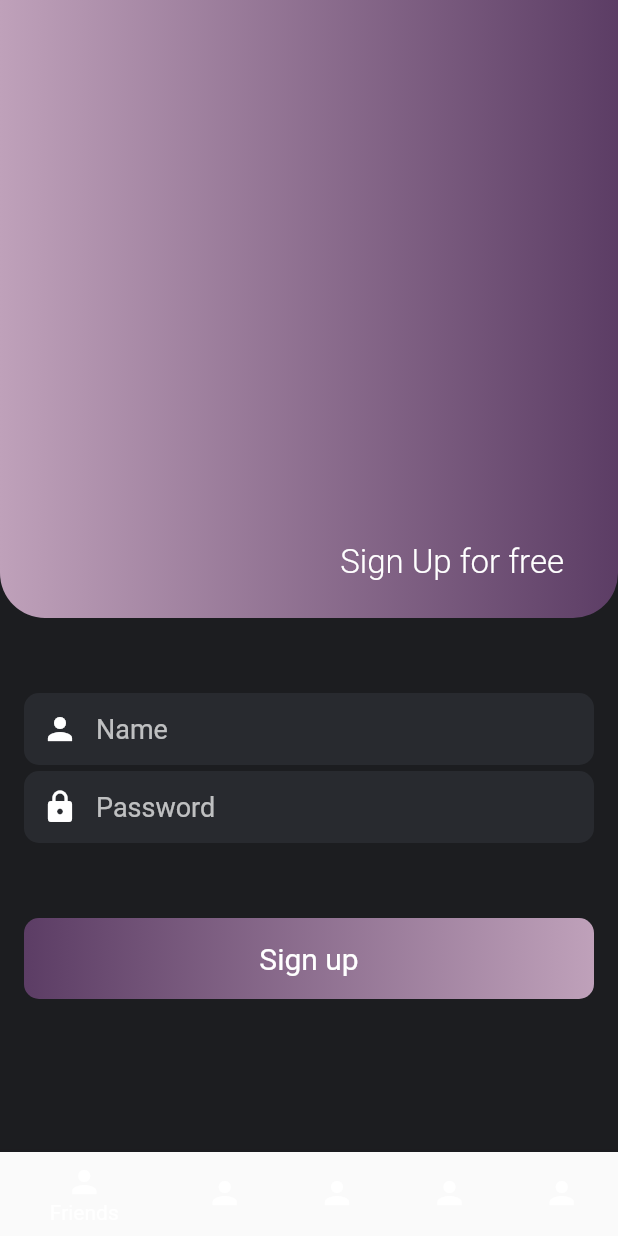
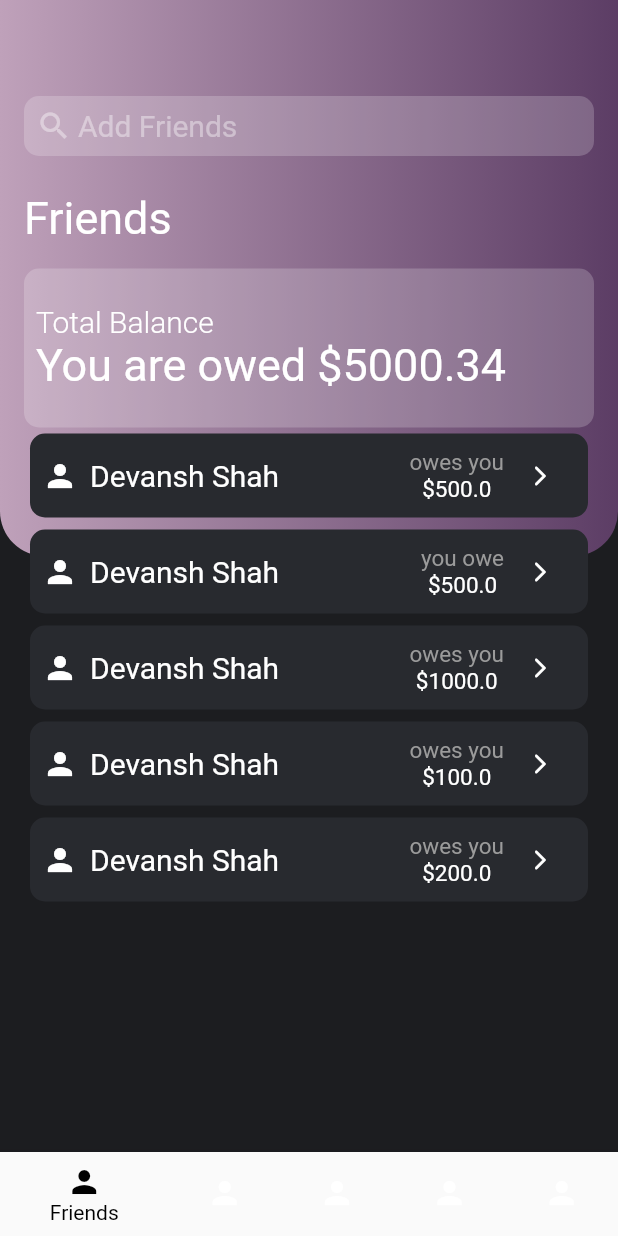
Before and after one commit to dhruv-js/defi_app, a Flutter app: the screen it shows after launch, on a phone screen of 412 x 824 dp. Run offline on Flutter 3.47's test engine with Material 2 defaults, Android fonts, the light colour scheme and no system bars; drawn by our look-alikes of reactive_forms.

Commit message:
added friends screen, groups screen, helper widgets

```diff
--- /dev/null
+++ b/lib/view/screen/friends.dart
@@ -0,0 +1,95 @@
+import 'package:defi_app/res/colors.dart';
+import 'package:defi_app/view/widget/card_list_view_builder.dart';
+import 'package:defi_app/view/widget/friends_card.dart';
+import 'package:defi_app/view/widget/gradient_background.dart';
+import 'package:defi_app/view/widget/total_balance_card.dart';
+import 'package:flutter/material.dart';
+
+import '../widget/search_box.dart';
+
+class FriendsScreen extends StatelessWidget {
+  const FriendsScreen({super.key});
+
+  @override
+  Widget build(BuildContext context) {
+    return Scaffold(
+      resizeToAvoidBottomInset: false,
+      backgroundColor: bgColor,
+      body: Stack(
+        children: [
+          const GradientContainer(
+            heightRatio: 0.45,
+          ),
+          Padding(
+            padding: const EdgeInsets.symmetric(horizontal: 16.0),
+            child: Column(
+              crossAxisAlignment: CrossAxisAlignment.start,
+              children: [
+                const Padding(
+                  padding: EdgeInsets.only(top: 64.0, bottom: 8.0),
+                  child: SearchBox(),
+                ),
+                const Padding(
+                  padding: EdgeInsets.symmetric(vertical: 16.0),
+                  child: Text(
+                    'Friends',
+                    textAlign: TextAlign.left,
+                    style: TextStyle(
+                        color: Colors.white,
+                        fontSize: 30,
+                        fontWeight: FontWeight.w400),
+                  ),
+                ),
+                const TotalBalanceCard(
+                  amount: 5000.34,
+                ),
+                CardListViewBuilder(widgets: [
+                  FriendsCard(
+                      amount: 500,
+                      userIcon: const Icon(
+                        Icons.person,
+                        color: Colors.white,
+                      ),
+                      userName: 'Devansh Shah',
+                      callback: () {}),
+                  FriendsCard(
+                      amount: -500,
+                      userIcon: const Icon(
+                        Icons.person,
+                        color: Colors.white,
+                      ),
+                      userName: 'Devansh Shah',
+                      callback: () {}),
+                  FriendsCard(
+                      amount: 1000,
+                      userIcon: const Icon(
+                        Icons.person,
+                        color: Colors.white,
+                      ),
+                      userName: 'Devansh Shah',
+                      callback: () {}),
+                  FriendsCard(
+                      amount: 100,
+                      userIcon: const Icon(
+                        Icons.person,
+                        color: Colors.white,
+                      ),
+                      userName: 'Devansh Shah',
+                      callback: () {}),
+                  FriendsCard(
+                      amount: 200,
+                      userIcon: const Icon(
+                        Icons.person,
+                        color: Colors.white,
+                      ),
+                      userName: 'Devansh Shah',
+                      callback: () {}),
+                ]),
+              ],
+            ),
+          )
+        ],
+      ),
+    );
+  }
+}
--- /dev/null
+++ b/lib/view/screen/groups.dart
@@ -0,0 +1,10 @@
+import 'package:flutter/material.dart';
+
+class GroupsScreen extends StatelessWidget {
+  const GroupsScreen({super.key});
+
+  @override
+  Widget build(BuildContext context) {
+    return Container();
+  }
+}
--- a/lib/view/screen/home.dart
+++ b/lib/view/screen/home.dart
@@ -1,3 +1,5 @@
+import 'package:defi_app/view/screen/friends.dart';
+import 'package:defi_app/view/screen/groups.dart';
 import 'package:defi_app/view/screen/login.dart';
 import 'package:flutter/material.dart';
 
@@ -13,8 +15,8 @@ class HomeScreen extends StatefulWidget {
 class _HomeScreenState extends State<HomeScreen> {
   int _currentIndex = 0;
   final List _screens = [
-    LoginScreen(),
-    LoginScreen(),
+    const FriendsScreen(),
+    const GroupsScreen(),
     LoginScreen(),
     LoginScreen(),
     LoginScreen()
@@ -35,16 +37,17 @@ class _HomeScreenState extends State<HomeScreen> {
       bottomNavigationBar: BottomNavigationBar(
           elevation: 5,
           backgroundColor: Colors.black,
+          fixedColor: Colors.black,
           currentIndex: _currentIndex,
           onTap: _updateIndex,
           items: const [
             BottomNavigationBarItem(
               label: 'Friends',
-              icon: Icon(color: Colors.white, Icons.person),
+              icon: Icon(Icons.person),
             ),
             BottomNavigationBarItem(
               label: 'Groups',
-              icon: Icon(color: Colors.white, Icons.person),
+              icon: Icon(Icons.person),
             ),
             BottomNavigationBarItem(
               label: 'Add Expense',
@@ -52,11 +55,11 @@ class _HomeScreenState extends State<HomeScreen> {
             ),
             BottomNavigationBarItem(
               label: 'Activity',
-              icon: Icon(color: Colors.white, Icons.person),
+              icon: Icon(Icons.person),
             ),
             BottomNavigationBarItem(
               label: 'Account',
-              icon: Icon(color: Colors.white, Icons.person),
+              icon: Icon(Icons.person),
             ),
           ]),
     );
--- /dev/null
+++ b/lib/view/widget/card_list_view_builder.dart
@@ -0,0 +1,17 @@
+import 'package:flutter/material.dart';
+
+class CardListViewBuilder extends StatelessWidget {
+  const CardListViewBuilder({super.key, required this.widgets});
+
+  final List<Widget> widgets;
+
+  @override
+  Widget build(BuildContext context) {
+    return ListView.builder(
+        shrinkWrap: true,
+        itemBuilder: (BuildContext context, int index) {
+          return widgets[index];
+        },
+        itemCount: widgets.length);
+  }
+}
--- /dev/null
+++ b/lib/view/widget/friends_card.dart
@@ -0,0 +1,58 @@
+import 'package:flutter/material.dart';
+
+class FriendsCard extends StatelessWidget {
+  const FriendsCard({
+    super.key,
+    required this.amount,
+    required this.userIcon,
+    required this.userName,
+    required this.callback,
+  });
+
+  final Icon userIcon;
+  final String userName;
+  final VoidCallback callback;
+  final double amount;
+
+  @override
+  Widget build(BuildContext context) {
+    return Card(
+      color: const Color(0xff282A2F),
+      elevation: 0,
+      shape: RoundedRectangleBorder(borderRadius: BorderRadius.circular(10)),
+      child: Padding(
+        padding: const EdgeInsets.symmetric(horizontal: 8.0, vertical: 4.0),
+        child: Row(children: [
+          userIcon,
+          Padding(
+            padding: const EdgeInsets.only(left: 8.0),
+            child: Text(
+              userName,
+              style: const TextStyle(color: Colors.white, fontSize: 20),
+            ),
+          ),
+          const Spacer(),
+          Column(
+            children: [
+              Text(
+                amount > 0 ? 'owes you' : 'you owe',
+                style: const TextStyle(color: Color(0xff9B9B9B), fontSize: 15),
+              ),
+              Text(
+                '\$${amount.abs()}',
+                style: const TextStyle(color: Colors.white, fontSize: 15),
+              ),
+            ],
+          ),
+          IconButton(
+              onPressed: callback,
+              icon: const Icon(
+                Icons.arrow_forward_ios_rounded,
+                color: Colors.white,
+                size: 16,
+              ))
+        ]),
+      ),
+    );
+  }
+}
--- /dev/null
+++ b/lib/view/widget/search_box.dart
@@ -0,0 +1,34 @@
+import 'package:flutter/material.dart';
+
+class SearchBox extends StatelessWidget {
+  const SearchBox({
+    Key? key,
+  }) : super(key: key);
+
+  @override
+  Widget build(BuildContext context) {
+    return Container(
+      padding: const EdgeInsets.all(8.0),
+      decoration: BoxDecoration(
+        borderRadius: const BorderRadius.all(Radius.circular(10)),
+        color: Colors.white.withOpacity(0.2),
+      ),
+      child: Row(children: [
+        Padding(
+          padding: const EdgeInsets.only(right: 4.0),
+          child: Icon(
+            Icons.search,
+            color: Colors.white.withOpacity(0.4),
+          ),
+        ),
+        Text(
+          'Add Friends',
+          style: TextStyle(
+            color: Colors.white.withOpacity(0.4),
+            fontSize: 20,
+          ),
+        )
+      ]),
+    );
+  }
+}
--- /dev/null
+++ b/lib/view/widget/total_balance_card.dart
@@ -0,0 +1,39 @@
+import 'package:flutter/material.dart';
+
+class TotalBalanceCard extends StatelessWidget {
+  const TotalBalanceCard({super.key, required this.amount});
+
+  final double amount;
+
+  @override
+  Widget build(BuildContext context) {
+    return Container(
+        width: double.infinity,
+        padding: const EdgeInsets.all(8.0),
+        decoration: BoxDecoration(
+          borderRadius: const BorderRadius.all(Radius.circular(10)),
+          color: Colors.white.withOpacity(0.2),
+        ),
+        child: Padding(
+          padding: const EdgeInsets.symmetric(vertical: 16.0),
+          child:
+              Column(crossAxisAlignment: CrossAxisAlignment.start, children: [
+            const Text(
+              'Total Balance',
+              style: TextStyle(
+                  color: Colors.white,
+                  fontSize: 20,
+                  fontWeight: FontWeight.w300),
+            ),
+            Text(
+              '${amount > 0 ? 'You are owed' : 'You owe'} \$${amount.abs()}',
+              style: const TextStyle(
+                fontWeight: FontWeight.w400,
+                color: Colors.white,
+                fontSize: 30,
+              ),
+            ),
+          ]),
+        ));
+  }
+}
```
